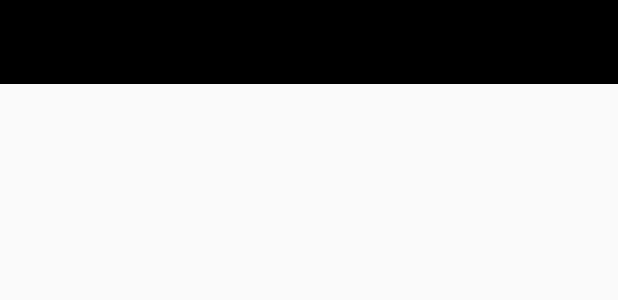
After one commit to davebro10/InfoPoubelle, an Android app: the layout drawer_layout.xml on its own in the app's theme, with its tools: preview values and no code run, on a phone screen of 412 x 824 dp. The commit adds this screen. Shown: the top 300 px of the screen. Run offline under Robolectric (Android 15) with nearby library versions, the phone set to English and light mode, and no system bars; Roboto replaces fonts that are not available here.

Commit message:
Implémentation d'une ébauche de menu

```diff
--- a/app/build.gradle
+++ b/app/build.gradle
@@ -22,8 +22,10 @@ dependencies {
     implementation fileTree(dir: 'libs', include: ['*.jar'])
     implementation 'com.android.support:appcompat-v7:27.1.1'
     implementation 'com.android.support.constraint:constraint-layout:1.1.0'
+    implementation 'com.android.support:support-v4:27.1.1'
     testImplementation 'junit:junit:4.12'
     androidTestImplementation 'com.android.support.test:runner:1.0.2'
     androidTestImplementation 'com.android.support.test.espresso:espresso-core:3.0.2'
     implementation 'com.android.support:design:27.1.1'
+    implementation 'com.android.support:design:22.2.1'
 }
--- /dev/null
+++ b/app/src/main/res/layout/drawer_layout.xml
@@ -0,0 +1,34 @@
+<?xml version="1.0" encoding="utf-8"?>
+<android.support.v4.widget.DrawerLayout xmlns:android="http://schemas.android.com/apk/res/android"
+    xmlns:app="http://schemas.android.com/apk/res-auto"
+    android:id="@+id/drawer_layout"
+    android:layout_width="match_parent"
+    android:layout_height="match_parent"
+    android:fitsSystemWindows="true">
+
+    <!-- Layout to contain contents of main body of screen (drawer will slide over this) -->
+    <FrameLayout
+        android:id="@+id/content_frame"
+        android:layout_width="match_parent"
+        android:layout_height="match_parent">
+
+        <android.support.v7.widget.Toolbar
+            android:id="@+id/toolbar"
+            android:layout_width="match_parent"
+            android:layout_height="?attr/actionBarSize"
+            android:background="?attr/colorPrimary"
+            android:theme="@style/ThemeOverlay.AppCompat.ActionBar" />
+
+    </FrameLayout>
+
+    <!-- Container for contents of drawer - use NavigationView to make configuration easier -->
+    <android.support.design.widget.NavigationView
+        android:id="@+id/nav_view"
+        android:layout_width="wrap_content"
+        android:layout_height="match_parent"
+        android:layout_gravity="start"
+        android:fitsSystemWindows="true"
+        app:headerLayout="@layout/navigation_drawer_header"
+        app:menu="@menu/drawer_menu" />
+
+</android.support.v4.widget.DrawerLayout>
--- a/app/src/main/res/layout/toolbar_layout.xml
+++ b/app/src/main/res/layout/toolbar_layout.xml
@@ -2,9 +2,9 @@
 <android.support.v7.widget.Toolbar
     xmlns:android="http://schemas.android.com/apk/res/android"
     xmlns:app="http://schemas.android.com/apk/res-auto"
-    android:layout_width="match_parent" android:layout_height="wrap_content"
+    android:layout_width="match_parent"
+    android:layout_height="wrap_content"
     android:id="@+id/toolbar"
-
     android:background="?attr/colorPrimaryDark"
     android:minHeight="?attr/actionBarSize"
     android:fitsSystemWindows="true"
--- /dev/null
+++ b/app/src/main/res/menu/drawer_menu.xml
@@ -0,0 +1,21 @@
+<?xml version="1.0" encoding="utf-8"?>
+<menu xmlns:android="http://schemas.android.com/apk/res/android" >
+    <group android:checkableBehavior="single">
+        <item
+            android:id="@+id/nav_camera"
+            android:icon="@drawable/ic_action_menu"
+            android:title="@string/app_name" />
+        <item
+            android:id="@+id/nav_gallery"
+            android:icon="@drawable/ic_action_menu"
+            android:title="@string/app_name" />
+        <item
+            android:id="@+id/nav_slideshow"
+            android:icon="@drawable/ic_action_menu"
+            android:title="@string/app_name" />
+        <item
+            android:id="@+id/nav_manage"
+            android:icon="@drawable/ic_action_menu"
+            android:title="@string/app_name" />
+    </group>
+</menu>
--- a/app/src/main/res/values/colors.xml
+++ b/app/src/main/res/values/colors.xml
@@ -3,4 +3,7 @@
     <color name="colorPrimary">#3F51B5</color>
     <color name="colorPrimaryDark">#303F9F</color>
     <color name="colorAccent">#FF4081</color>
+    <color name="colorGreenLantern">#5DAD15</color>
+    <color name="colorBlackCommeMonAme">#000</color>
+    <color name="colorWhite">#FFF</color>
 </resources>
--- a/app/src/main/res/values/styles.xml
+++ b/app/src/main/res/values/styles.xml
@@ -3,9 +3,15 @@
     <!-- Base application theme. -->
     <style name="AppTheme" parent="Theme.AppCompat.Light.DarkActionBar">
         <!-- Customize your theme here. -->
-        <item name="colorPrimary">@color/colorPrimary</item>
-        <item name="colorPrimaryDark">@color/colorPrimaryDark</item>
-        <item name="colorAccent">@color/colorAccent</item>
+        <item name="colorPrimary">@color/colorBlackCommeMonAme</item>
+        <item name="colorPrimaryDark">@color/colorGreenLantern</item>
+        <item name="colorAccent">@color/colorGreenLantern</item>
     </style>
+    <style name="AppTheme.NoActionBar">
+        <item name="windowActionBar">false</item>
+        <item name="windowNoTitle">true</item>
+    </style>
+    <style name="AppTheme.AppBarOverlay" parent="ThemeOverlay.AppCompat.Dark.ActionBar" />
+    <style name="AppTheme.PopupOverlay" parent="ThemeOverlay.AppCompat.Light" />
 
 </resources>
```
Also changed, not shown: app/src/main/AndroidManifest.xml (+6 -4 lines), app/src/main/java/hackqc2018/org/infopoubelle/AccueilActivity.java (+64 -9 lines), app/src/main/res/layout/accueil_activity.xml (+28 -3 lines), app/src/main/res/layout/main_activity.xml (+0 -15 lines), app/src/main/res/layout/navigation_drawer_header.xml (+13 -9 lines), app/src/main/res/values/strings.xml (+7 -0 lines), app/src/main/res/drawable-hdpi/ic_action_menu.png (added), app/src/main/res/drawable-mdpi/ic_action_menu.png (added), app/src/main/res/drawable-xhdpi/ic_action_menu.png (added), app/src/main/res/drawable-xxhdpi/ic_action_menu.png (added).
